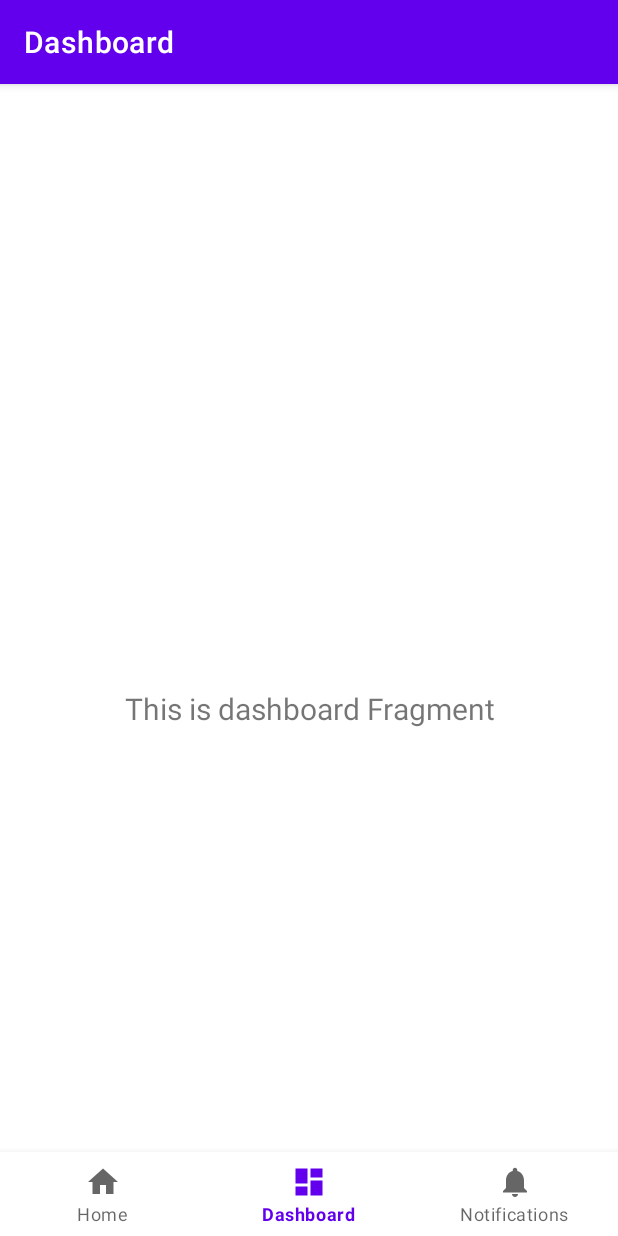
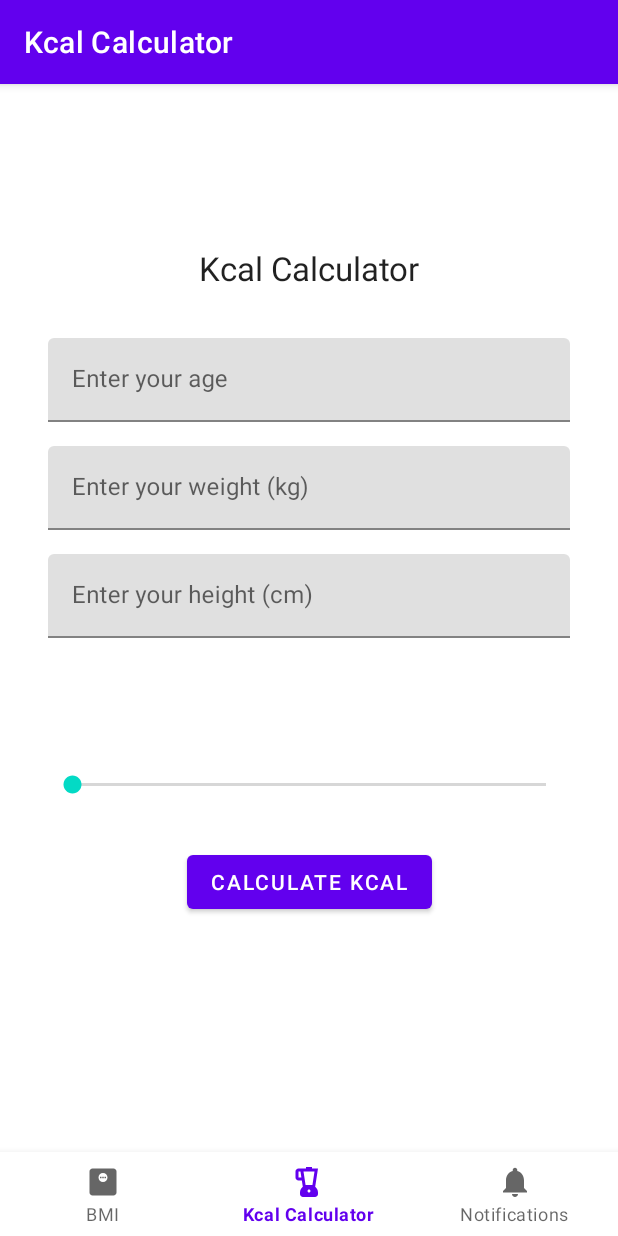
Before and after one commit to s24279-pj/s24279-PAMO_12-2025, an Android app: the screen it shows after launch (MainActivity), item 2 of the bottom bar chosen, on a phone screen of 412 x 824 dp. Run offline under Robolectric (Android 15) with nearby library versions, the phone set to English and light mode, and no system bars; our stand-ins replace navigation-ui.

Commit message:
kcal calculator

```diff
--- a/BMIextended/app/src/main/java/com/example/bmiextended/MainActivity.kt
+++ b/BMIextended/app/src/main/java/com/example/bmiextended/MainActivity.kt
@@ -26,7 +26,7 @@ class MainActivity : AppCompatActivity() {
         // menu should be considered as top level destinations.
         val appBarConfiguration = AppBarConfiguration(
             setOf(
-                R.id.navigation_bmi, R.id.navigation_dashboard, R.id.navigation_notifications
+                R.id.navigation_bmi, R.id.navigation_kcal, R.id.navigation_notifications
             )
         )
         setupActionBarWithNavController(navController, appBarConfiguration)
--- a/BMIextended/app/src/main/java/com/example/bmiextended/ui/dashboard/DashboardFragment.kt
+++ /dev/null
@@ -1,42 +0,0 @@
-package com.example.bmiextended.ui.dashboard
-
-import android.os.Bundle
-import android.view.LayoutInflater
-import android.view.View
-import android.view.ViewGroup
-import android.widget.TextView
-import androidx.fragment.app.Fragment
-import androidx.lifecycle.ViewModelProvider
-import com.example.bmiextended.databinding.FragmentDashboardBinding
-
-class DashboardFragment : Fragment() {
-
-    private var _binding: FragmentDashboardBinding? = null
-
-    // This property is only valid between onCreateView and
-    // onDestroyView.
-    private val binding get() = _binding!!
-
-    override fun onCreateView(
-        inflater: LayoutInflater,
-        container: ViewGroup?,
-        savedInstanceState: Bundle?
-    ): View {
-        val dashboardViewModel =
-            ViewModelProvider(this).get(DashboardViewModel::class.java)
-
-        _binding = FragmentDashboardBinding.inflate(inflater, container, false)
-        val root: View = binding.root
-
-        val textView: TextView = binding.textDashboard
-        dashboardViewModel.text.observe(viewLifecycleOwner) {
-            textView.text = it
-        }
-        return root
-    }
-
-    override fun onDestroyView() {
-        super.onDestroyView()
-        _binding = null
-    }
-}
--- a/BMIextended/app/src/main/java/com/example/bmiextended/ui/dashboard/DashboardViewModel.kt
+++ /dev/null
@@ -1,13 +0,0 @@
-package com.example.bmiextended.ui.dashboard
-
-import androidx.lifecycle.LiveData
-import androidx.lifecycle.MutableLiveData
-import androidx.lifecycle.ViewModel
-
-class DashboardViewModel : ViewModel() {
-
-    private val _text = MutableLiveData<String>().apply {
-        value = "This is dashboard Fragment"
-    }
-    val text: LiveData<String> = _text
-}
--- /dev/null
+++ b/BMIextended/app/src/main/java/com/example/bmiextended/ui/kcal/KcalFragment.kt
@@ -0,0 +1,71 @@
+package com.example.bmiextended.ui.kcal
+
+import android.os.Bundle
+import android.view.LayoutInflater
+import android.view.View
+import android.view.ViewGroup
+import android.widget.SeekBar
+import androidx.fragment.app.Fragment
+import androidx.fragment.app.viewModels
+import com.example.bmiextended.databinding.FragmentKcalBinding
+
+class KcalFragment : Fragment() {
+
+    private var _binding: FragmentKcalBinding? = null
+    private val binding get() = _binding!!
+
+    private val viewModel: KcalViewModel by viewModels()
+
+    override fun onCreateView(
+        inflater: LayoutInflater,
+        container: ViewGroup?,
+        savedInstanceState: Bundle?
+    ): View {
+
+        _binding = FragmentKcalBinding.inflate(inflater, container, false)
+        return binding.root
+    }
+
+    override fun onViewCreated(view: View, savedInstanceState: Bundle?) {
+        super.onViewCreated(view, savedInstanceState)
+            viewModel.kcalResult.observe(viewLifecycleOwner, { kcal ->
+                binding.kcalResult.text = kcal
+                binding.kcalResult.visibility = View.VISIBLE
+            })
+
+            binding.seekBarActivity.setOnSeekBarChangeListener(object : SeekBar.OnSeekBarChangeListener {
+                override fun onProgressChanged(seekBar: SeekBar?, progress: Int, fromUser: Boolean) {
+                    val activityText = when (progress) {
+                        in 0..200 -> "Sitting lifestyle"
+                        in 201..400 -> "Light activity"
+                        in 401..600 -> "Moderate activity"
+                        in 601..800 -> "High activity"
+                        else -> "Very high activity"
+                    }
+                    binding.activityTypeView.text = activityText
+                }
+
+                override fun onStartTrackingTouch(seekBar: SeekBar?) {}
+                override fun onStopTrackingTouch(seekBar: SeekBar?) {}
+            })
+
+            binding.calculateButton.setOnClickListener{
+                val age = binding.ageInput.text.toString()
+                val weight = binding.weightInput.text.toString()
+                val height = binding.heightInput.text.toString()
+                val activityLevel = when (binding.seekBarActivity.progress) {
+                    in 0..200 -> 1.2f
+                    in 201..400 -> 1.375f
+                    in 401..600 -> 1.55f
+                    in 601..800 -> 1.725f
+                    else -> 1.9f
+                }
+                viewModel.calculateKcal(age, weight, height, activityLevel)
+            }
+        }
+
+    override fun onDestroyView() {
+        super.onDestroyView()
+        _binding = null
+    }
+}
--- /dev/null
+++ b/BMIextended/app/src/main/java/com/example/bmiextended/ui/kcal/KcalViewModel.kt
@@ -0,0 +1,34 @@
+package com.example.bmiextended.ui.kcal
+
+import androidx.lifecycle.LiveData
+import androidx.lifecycle.MutableLiveData
+import androidx.lifecycle.ViewModel
+
+class KcalViewModel : ViewModel() {
+
+    private val _kcalResult = MutableLiveData<String>()
+    val kcalResult: LiveData<String> = _kcalResult
+
+    fun calculateKcal(ageInput: String, weightInput: String, heightInput: String, activityLevel: Float) {
+        if (weightInput.isEmpty() || heightInput.isEmpty() || ageInput.isEmpty()) {
+            _kcalResult.value = "Please enter all age, weight and height"
+            return
+        }
+
+        val age = ageInput.toFloatOrNull()
+        val weight = weightInput.toFloatOrNull()
+        val height = heightInput.toFloatOrNull()
+
+        if (weight == null || height == null || age == null || age <=0 || weight <= 0 || height <= 0) {
+            _kcalResult.value = "Invalid input. Enter values above 0."
+            return
+        }
+
+        val harrisBenedictPattern = 10 * weight + 6.25 * height - 5 * age + 5
+
+        val totalKcal = harrisBenedictPattern * activityLevel
+
+        _kcalResult.value = "Total kcal requirement: %.2f kcal".format(totalKcal)
+
+    }
+}
--- /dev/null
+++ b/BMIextended/app/src/main/res/drawable/baseline_blender_24.xml
@@ -0,0 +1,5 @@
+<vector xmlns:android="http://schemas.android.com/apk/res/android" android:height="24dp" android:tint="#000000" android:viewportHeight="24" android:viewportWidth="24" android:width="24dp">
+
+    <path android:fillColor="@android:color/white" android:pathData="M16.13,15.13L18,3h-4V2h-4v1H5C3.9,3 3,3.9 3,5v4c0,1.1 0.9,2 2,2h2.23l0.64,4.13C6.74,16.05 6,17.43 6,19v1c0,1.1 0.9,2 2,2h8c1.1,0 2,-0.9 2,-2v-1C18,17.43 17.26,16.05 16.13,15.13zM5,9V5h1.31l0.62,4H5zM12,19c-0.55,0 -1,-0.45 -1,-1s0.45,-1 1,-1s1,0.45 1,1S12.55,19 12,19zM14.29,14H9.72L8.33,5h7.34L14.29,14z"/>
+
+</vector>
--- /dev/null
+++ b/BMIextended/app/src/main/res/drawable/baseline_monitor_weight_24.xml
@@ -0,0 +1,11 @@
+<vector xmlns:android="http://schemas.android.com/apk/res/android" android:height="24dp" android:tint="#000000" android:viewportHeight="24" android:viewportWidth="24" android:width="24dp">
+
+    <path android:fillColor="@android:color/white" android:pathData="M19,3H5C3.9,3 3,3.9 3,5v14c0,1.1 0.9,2 2,2h14c1.1,0 2,-0.9 2,-2V5C21,3.9 20.1,3 19,3zM12,12c-1.66,0 -3,-1.34 -3,-3s1.34,-3 3,-3s3,1.34 3,3S13.66,12 12,12z"/>
+
+    <path android:fillColor="@android:color/white" android:pathData="M10,8.5h1v1h-1z"/>
+
+    <path android:fillColor="@android:color/white" android:pathData="M11.5,8.5h1v1h-1z"/>
+
+    <path android:fillColor="@android:color/white" android:pathData="M13,8.5h1v1h-1z"/>
+
+</vector>
--- a/BMIextended/app/src/main/res/drawable/ic_dashboard_black_24dp.xml
+++ /dev/null
@@ -1,9 +0,0 @@
-<vector xmlns:android="http://schemas.android.com/apk/res/android"
-    android:width="24dp"
-    android:height="24dp"
-    android:viewportWidth="24.0"
-    android:viewportHeight="24.0">
-    <path
-        android:fillColor="#FF000000"
-        android:pathData="M3,13h8L11,3L3,3v10zM3,21h8v-6L3,15v6zM13,21h8L21,11h-8v10zM13,3v6h8L21,3h-8z" />
-</vector>
--- a/BMIextended/app/src/main/res/drawable/ic_home_black_24dp.xml
+++ /dev/null
@@ -1,9 +0,0 @@
-<vector xmlns:android="http://schemas.android.com/apk/res/android"
-    android:width="24dp"
-    android:height="24dp"
-    android:viewportWidth="24.0"
-    android:viewportHeight="24.0">
-    <path
-        android:fillColor="#FF000000"
-        android:pathData="M10,20v-6h4v6h5v-8h3L12,3 2,12h3v8z" />
-</vector>
--- a/BMIextended/app/src/main/res/layout/fragment_dashboard.xml
+++ /dev/null
@@ -1,22 +0,0 @@
-<?xml version="1.0" encoding="utf-8"?>
-<androidx.constraintlayout.widget.ConstraintLayout xmlns:android="http://schemas.android.com/apk/res/android"
-    xmlns:app="http://schemas.android.com/apk/res-auto"
-    xmlns:tools="http://schemas.android.com/tools"
-    android:layout_width="match_parent"
-    android:layout_height="match_parent"
-    tools:context=".ui.dashboard.DashboardFragment">
-
-    <TextView
-        android:id="@+id/text_dashboard"
-        android:layout_width="match_parent"
-        android:layout_height="wrap_content"
-        android:layout_marginStart="8dp"
-        android:layout_marginTop="8dp"
-        android:layout_marginEnd="8dp"
-        android:textAlignment="center"
-        android:textSize="20sp"
-        app:layout_constraintBottom_toBottomOf="parent"
-        app:layout_constraintEnd_toEndOf="parent"
-        app:layout_constraintStart_toStartOf="parent"
-        app:layout_constraintTop_toTopOf="parent" />
-</androidx.constraintlayout.widget.ConstraintLayout>
--- /dev/null
+++ b/BMIextended/app/src/main/res/layout/fragment_kcal.xml
@@ -0,0 +1,119 @@
+<?xml version="1.0" encoding="utf-8"?>
+<androidx.constraintlayout.widget.ConstraintLayout xmlns:android="http://schemas.android.com/apk/res/android"
+    xmlns:app="http://schemas.android.com/apk/res-auto"
+    xmlns:tools="http://schemas.android.com/tools"
+    android:layout_width="match_parent"
+    android:layout_height="match_parent"
+    android:paddingStart="32dp"
+    android:paddingEnd="32dp"
+    tools:context=".ui.kcal.KcalFragment">
+
+    <TextView
+        android:id="@+id/title"
+        android:layout_width="wrap_content"
+        android:layout_height="wrap_content"
+        android:layout_marginTop="52dp"
+        android:text="@string/title_kcal"
+        android:textAppearance="@style/TextAppearance.AppCompat.Large"
+        app:layout_constraintEnd_toEndOf="parent"
+        app:layout_constraintStart_toStartOf="parent"
+        app:layout_constraintTop_toTopOf="parent" />
+
+    <com.google.android.material.textfield.TextInputLayout
+        android:id="@+id/ageInputLayout"
+        android:layout_width="0dp"
+        android:layout_height="wrap_content"
+        app:layout_constraintTop_toBottomOf="@id/title"
+        app:layout_constraintStart_toStartOf="parent"
+        app:layout_constraintEnd_toEndOf="parent"
+        android:layout_marginTop="32dp">
+
+        <com.google.android.material.textfield.TextInputEditText
+            android:id="@+id/ageInput"
+            android:layout_width="match_parent"
+            android:layout_height="wrap_content"
+            android:hint="@string/input_age"
+            android:inputType="numberDecimal" />
+    </com.google.android.material.textfield.TextInputLayout>
+
+    <com.google.android.material.textfield.TextInputLayout
+        android:id="@+id/weightInputLayout"
+        android:layout_width="0dp"
+        android:layout_height="wrap_content"
+        app:layout_constraintTop_toBottomOf="@id/ageInputLayout"
+        app:layout_constraintStart_toStartOf="parent"
+        app:layout_constraintEnd_toEndOf="parent"
+        android:layout_marginTop="16dp">
+
+        <com.google.android.material.textfield.TextInputEditText
+            android:id="@+id/weightInput"
+            android:layout_width="match_parent"
+            android:layout_height="wrap_content"
+            android:hint="@string/input_weight"
+            android:inputType="numberDecimal" />
+    </com.google.android.material.textfield.TextInputLayout>
+
+
+    <com.google.android.material.textfield.TextInputLayout
+        android:id="@+id/heightInputLayout"
+        android:layout_width="0dp"
+        android:layout_height="wrap_content"
+        app:layout_constraintTop_toBottomOf="@id/weightInputLayout"
+        app:layout_constraintStart_toStartOf="parent"
+        app:layout_constraintEnd_toEndOf="parent"
+        android:layout_marginTop="16dp">
+
+        <com.google.android.material.textfield.TextInputEditText
+            android:id="@+id/heightInput"
+            android:layout_width="match_parent"
+            android:layout_height="wrap_content"
+            android:hint="@string/input_height"
+            android:inputType="numberDecimal" />
+    </com.google.android.material.textfield.TextInputLayout>
+
+
+    <TextView
+        android:id="@+id/activityTypeView"
+        android:layout_width="wrap_content"
+        android:layout_height="wrap_content"
+        android:layout_marginTop="32dp"
+        android:textSize="18sp"
+        app:layout_constraintEnd_toEndOf="parent"
+        app:layout_constraintHorizontal_bias="0.498"
+        app:layout_constraintStart_toStartOf="parent"
+        app:layout_constraintTop_toBottomOf="@+id/heightInputLayout" />
+
+    <SeekBar
+        android:id="@+id/seekBarActivity"
+        android:layout_width="fill_parent"
+        android:layout_height="wrap_content"
+        app:layout_constraintTop_toBottomOf="@+id/activityTypeView"
+        app:layout_constraintStart_toStartOf="parent"
+        app:layout_constraintEnd_toEndOf="parent"
+        android:layout_marginTop="32dp"
+        android:max="1000"/>
+
+    <Button
+        android:id="@+id/calculateButton"
+        android:layout_width="wrap_content"
+        android:layout_height="wrap_content"
+        android:text="@string/btn_kcal"
+        app:layout_constraintTop_toBottomOf="@id/seekBarActivity"
+        app:layout_constraintStart_toStartOf="parent"
+        app:layout_constraintEnd_toEndOf="parent"
+        android:layout_marginTop="32dp" />
+
+    <TextView
+        android:id="@+id/kcalResult"
+        android:layout_width="wrap_content"
+        android:layout_height="wrap_content"
+        android:layout_marginTop="64dp"
+        android:textSize="18sp"
+        app:layout_constraintEnd_toEndOf="parent"
+        app:layout_constraintHorizontal_bias="0.498"
+        app:layout_constraintStart_toStartOf="parent"
+        app:layout_constraintTop_toBottomOf="@id/calculateButton" />
+
+
+
+</androidx.constraintlayout.widget.ConstraintLayout>
--- a/BMIextended/app/src/main/res/menu/bottom_nav_menu.xml
+++ b/BMIextended/app/src/main/res/menu/bottom_nav_menu.xml
@@ -3,13 +3,13 @@
 
     <item
         android:id="@+id/navigation_bmi"
-        android:icon="@drawable/ic_home_black_24dp"
-        android:title="@string/title_home" />
+        android:icon="@drawable/baseline_monitor_weight_24"
+        android:title="@string/title_bmi" />
 
     <item
-        android:id="@+id/navigation_dashboard"
-        android:icon="@drawable/ic_dashboard_black_24dp"
-        android:title="@string/title_dashboard" />
+        android:id="@+id/navigation_kcal"
+        android:icon="@drawable/baseline_blender_24"
+        android:title="@string/title_kcal" />
 
     <item
         android:id="@+id/navigation_notifications"
--- a/BMIextended/app/src/main/res/navigation/mobile_navigation.xml
+++ b/BMIextended/app/src/main/res/navigation/mobile_navigation.xml
@@ -12,10 +12,10 @@
         tools:layout="@layout/fragment_bmi" />
 
     <fragment
-        android:id="@+id/navigation_dashboard"
-        android:name="com.example.bmiextended.ui.dashboard.DashboardFragment"
-        android:label="@string/title_dashboard"
-        tools:layout="@layout/fragment_dashboard" />
+        android:id="@+id/navigation_kcal"
+        android:name="com.example.bmiextended.ui.kcal.KcalFragment"
+        android:label="@string/title_kcal"
+        tools:layout="@layout/fragment_kcal" />
 
     <fragment
         android:id="@+id/navigation_notifications"
--- a/BMIextended/app/src/main/res/values/strings.xml
+++ b/BMIextended/app/src/main/res/values/strings.xml
@@ -1,6 +1,11 @@
 <resources>
-    <string name="app_name">BMIextended</string>
-    <string name="title_home">Home</string>
-    <string name="title_dashboard">Dashboard</string>
+    <string name="app_name">Health App</string>
+    <string name="title_bmi">BMI</string>
     <string name="title_notifications">Notifications</string>
+    <string name="title_kcal">Kcal Calculator</string>
+    <string name="input_age">Enter your age</string>
+    <string name="input_weight">Enter your weight (kg)</string>
+    <string name="input_height">Enter your height (cm)</string>
+    <string name="btn_kcal">Calculate kcal</string>
+    <string name="mrg_input_top">32</string>
 </resources>
```
